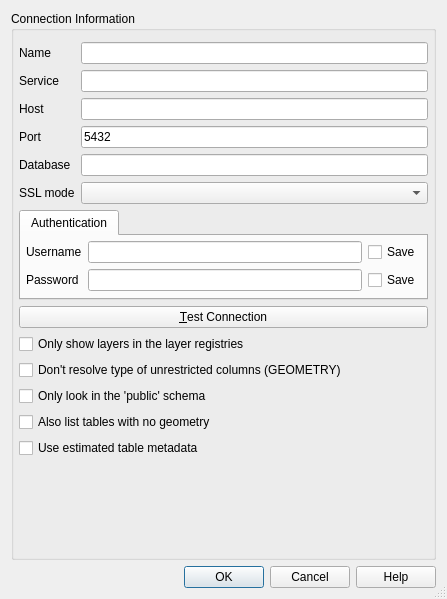
Before: the Qt Designer form ui_pgnewconnection.ui in kartoza/parcel_plugin, drawn with Qt 5.
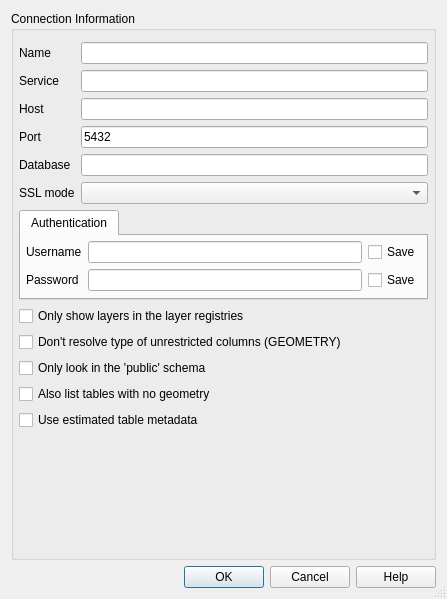
After: the same form once the commit is applied.

Commit message: add new pg connection dialog

Patch:
```diff
--- a/ui_pgnewconnection.ui
+++ b/ui_pgnewconnection.ui
@@ -51,21 +51,14 @@
       <property name="horizontalSpacing">
        <number>5</number>
       </property>
-      <item row="2" column="0">
-       <widget class="QPushButton" name="btnConnect">
-        <property name="text">
-         <string>&amp;Test Connection</string>
-        </property>
-       </widget>
-      </item>
-      <item row="4" column="0">
+      <item row="3" column="0">
        <widget class="QCheckBox" name="cb_dontResolveType">
         <property name="text">
          <string>Don't resolve type of unrestricted columns (GEOMETRY)</string>
         </property>
        </widget>
       </item>
-      <item row="5" column="0">
+      <item row="4" column="0">
        <widget class="QCheckBox" name="cb_publicSchemaOnly">
         <property name="toolTip">
          <string>Restrict the search to the public schema for spatial tables not in the geometry_columns table</string>
@@ -78,7 +71,7 @@
         </property>
        </widget>
       </item>
-      <item row="8" column="0">
+      <item row="7" column="0">
        <spacer name="verticalSpacer">
         <property name="orientation">
          <enum>Qt::Vertical</enum>
@@ -91,7 +84,7 @@
         </property>
        </spacer>
       </item>
-      <item row="6" column="0">
+      <item row="5" column="0">
        <widget class="QCheckBox" name="cb_allowGeometrylessTables">
         <property name="text">
          <string>Also list tables with no geometry</string>
@@ -168,7 +161,7 @@
         </widget>
        </widget>
       </item>
-      <item row="7" column="0">
+      <item row="6" column="0">
        <widget class="QCheckBox" name="cb_useEstimatedMetadata">
         <property name="toolTip">
          <string>Use estimated table statistics for the layer metadata.</string>
@@ -189,7 +182,7 @@
         </property>
        </widget>
       </item>
-      <item row="3" column="0">
+      <item row="2" column="0">
        <widget class="QCheckBox" name="cb_geometryColumnsOnly">
         <property name="toolTip">
          <string>Restrict the displayed tables to those that are in the layer registries.</string>
```
Left out of the diff: 1 changed line with no effect on the pictures. The commit also changes 1 other file.
